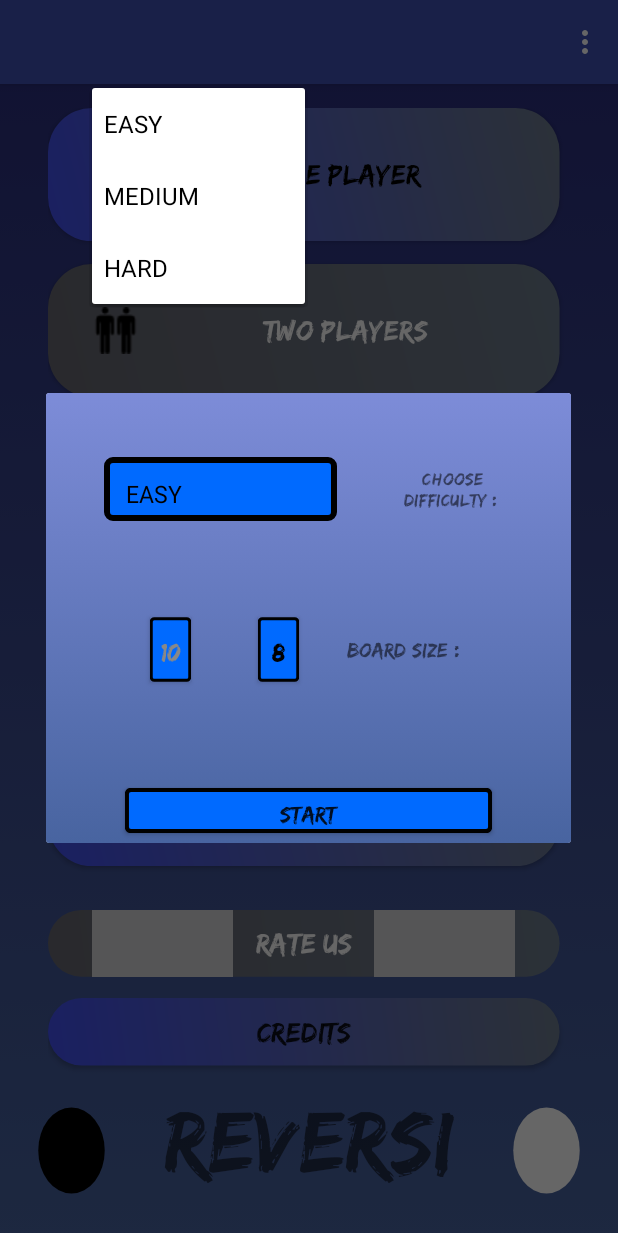
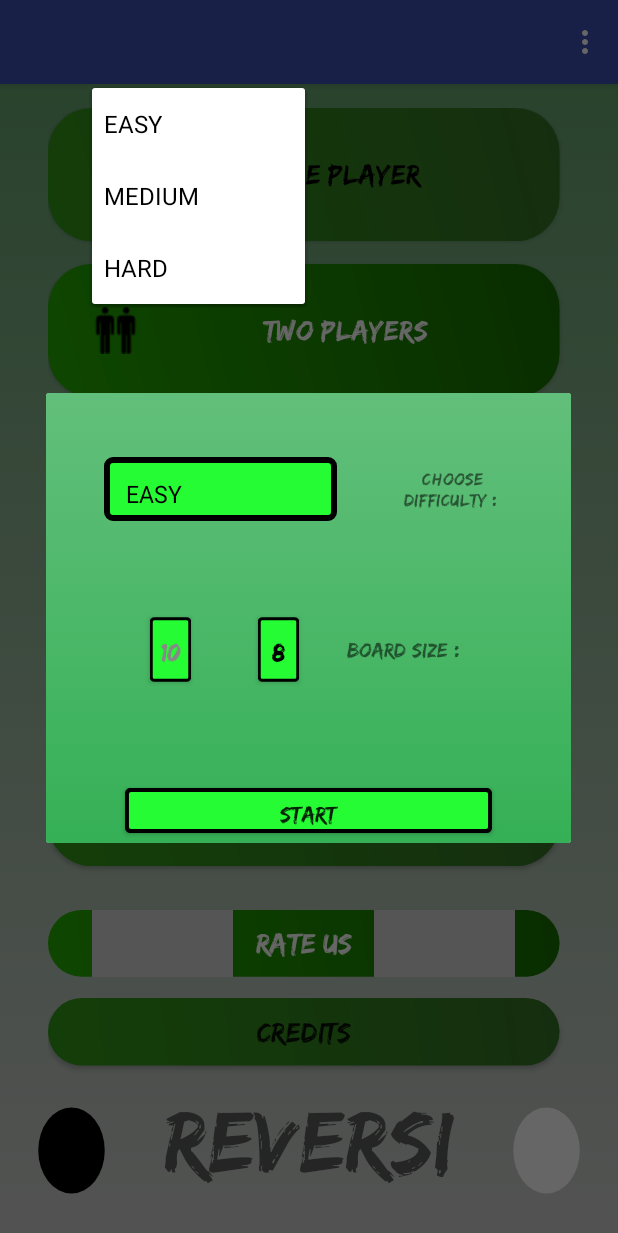
Before and after one commit to erez1atar/RevGame, an Android app: the screen it shows after launch (MainActivity), after a tap on "EASY", on a phone screen of 412 x 824 dp. Shown: the top 1233 px of the screen. Run offline under Robolectric (Android 15) with nearby library versions, the phone set to English and light mode, and no system bars; our stand-ins replace AdMob; libraries missing offline, so code that uses them is left out: com.crashlytics.android, io.fabric.sdk; 1 statement that could not run was skipped; 1 other tap on this screen came first.

Commit message:
new green ui

```diff
--- a/app/build.gradle
+++ b/app/build.gradle
@@ -8,8 +8,8 @@ android {
         applicationId "reversi.android.game.com.r.reversi"
         minSdkVersion 16
         targetSdkVersion 25
-        versionCode 54
-        versionName "6.5"
+        versionCode 55
+        versionName "6.6"
     }
     buildTypes {
         release {
--- a/app/src/main/res/drawable/backgroung_game_gridient.xml
+++ b/app/src/main/res/drawable/backgroung_game_gridient.xml
@@ -5,8 +5,8 @@
             <shape>
                 <gradient
                     android:angle="90"
-                    android:startColor="#4864a0"
-                    android:endColor="#7d8cd8"
+                    android:startColor="#35B056"
+                    android:endColor="#62BF7B"
                     android:type="linear" />
             </shape>
         </item>
--- a/app/src/main/res/drawable/border.xml
+++ b/app/src/main/res/drawable/border.xml
@@ -1,7 +1,7 @@
 <?xml version="1.0" encoding="utf-8"?>
 <shape xmlns:android="http://schemas.android.com/apk/res/android">
     <stroke android:width="4dp" android:color="#000000" />
-    <solid android:color="#006AFF" />
+    <solid android:color="#26FC34" />
     <padding android:left="7dp" android:top="7dp"
         android:right="7dp" android:bottom="0dp" />
     <corners android:radius="4dp" />
--- a/app/src/main/res/drawable/border_dark.xml
+++ b/app/src/main/res/drawable/border_dark.xml
@@ -1,7 +1,7 @@
 <?xml version="1.0" encoding="utf-8"?>
 <shape xmlns:android="http://schemas.android.com/apk/res/android">
     <stroke android:width="4dp" android:color="#000000" />
-    <solid android:color="#006AFF"  />
+    <solid android:color="#26FC34"  />
     <padding android:left="7dp" android:top="7dp"
         android:right="7dp" android:bottom="0dp" />
     <corners android:radius="4dp" />
--- a/app/src/main/res/drawable/button_style_2.xml
+++ b/app/src/main/res/drawable/button_style_2.xml
@@ -3,8 +3,8 @@
 <shape xmlns:android="http://schemas.android.com/apk/res/android"
     android:shape="rectangle">
     <gradient
-        android:startColor="#4250f4"
-        android:endColor="#6D7B8D"
+        android:startColor="#319C16"
+        android:endColor="#357326"
         android:angle="45"/>
     <padding android:left="6dp"
         android:top="6dp"
--- a/app/src/main/res/drawable/button_syle.xml
+++ b/app/src/main/res/drawable/button_syle.xml
@@ -3,8 +3,8 @@
     <shape xmlns:android="http://schemas.android.com/apk/res/android"
         android:shape="rectangle">
         <gradient
-            android:startColor="#676770"
-            android:endColor="#6D7B8D"
+            android:startColor="#23B000"
+            android:endColor="#167000"
             android:angle="45"/>
         <padding android:left="6dp"
             android:top="6dp"
--- a/app/src/main/res/drawable/game_background.xml
+++ b/app/src/main/res/drawable/game_background.xml
@@ -4,8 +4,8 @@
         <shape>
             <gradient
                 android:angle="90"
-                android:startColor="#4864a0"
-                android:endColor="#F7CE79"
+                android:endColor="#434D45"
+                android:startColor="#232B26"
                 android:type="linear" />
         </shape>
     </item>
--- a/app/src/main/res/drawable/main_backgound.xml
+++ b/app/src/main/res/drawable/main_backgound.xml
@@ -4,8 +4,8 @@
         <shape>
             <gradient
                 android:angle="90"
-                android:startColor="#4864a0"
-                android:endColor="#2b2f7f"
+                android:startColor="#CFCFCF"
+                android:endColor="#68A871"
                 android:type="linear" />
         </shape>
     </item>
```
Also changed, not shown: app/src/main/res/drawable/background_btns.xml (deleted, +0 -12 lines), app/src/main/res/drawable/background_gridient.xml (deleted, +0 -12 lines), app/src/main/res/drawable/background_menu.xml (deleted, +0 -12 lines), app/src/main/res/drawable/btn_gridient_1.xml (deleted, +0 -13 lines), app/src/main/res/drawable/menu_gridient.xml (deleted, +0 -12 lines), app/src/main/res/drawable/black_new.png, app/src/main/res/drawable/blank_white.png, app/src/main/res/drawable/white_ball.png.
